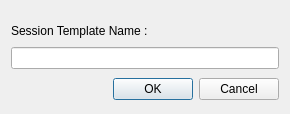
The window that resources/ui/save_template_session.ui (Houston4444/RaySession) describes before a commit, drawn with Qt 5.
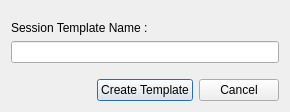
The same window after the commit. Icons and pictures are not drawn.

Commit message: create new session template window

```diff
--- a/resources/ui/save_template_session.ui
+++ b/resources/ui/save_template_session.ui
@@ -10,7 +10,7 @@
     <x>0</x>
     <y>0</y>
     <width>290</width>
-    <height>114</height>
+    <height>112</height>
    </rect>
   </property>
   <property name="windowTitle">
@@ -21,17 +21,14 @@
   </property>
   <layout class="QVBoxLayout" name="verticalLayout">
    <item>
-    <spacer name="verticalSpacer">
+    <spacer name="verticalSpacer_2">
      <property name="orientation">
       <enum>Qt::Vertical</enum>
      </property>
-     <property name="sizeType">
-      <enum>QSizePolicy::Minimum</enum>
-     </property>
      <property name="sizeHint" stdset="0">
       <size>
        <width>20</width>
-       <height>10</height>
+       <height>40</height>
       </size>
      </property>
     </spacer>
@@ -50,21 +47,87 @@
     </widget>
    </item>
    <item>
-    <widget class="QLineEdit" name="lineEdit"/>
-   </item>
-   <item>
-    <widget class="QDialogButtonBox" name="buttonBox">
-     <property name="enabled">
-      <bool>true</bool>
-     </property>
-     <property name="orientation">
-      <enum>Qt::Horizontal</enum>
-     </property>
-     <property name="standardButtons">
-      <set>QDialogButtonBox::Cancel|QDialogButtonBox::Ok</set>
+    <widget class="QLineEdit" name="lineEdit">
+     <property name="sizePolicy">
+      <sizepolicy hsizetype="Expanding" vsizetype="Fixed">
+       <horstretch>0</horstretch>
+       <verstretch>0</verstretch>
+      </sizepolicy>
      </property>
     </widget>
    </item>
+   <item>
+    <spacer name="verticalSpacer">
+     <property name="orientation">
+      <enum>Qt::Vertical</enum>
+     </property>
+     <property name="sizeHint" stdset="0">
+      <size>
+       <width>20</width>
+       <height>40</height>
+      </size>
+     </property>
+    </spacer>
+   </item>
+   <item>
+    <layout class="QHBoxLayout" name="horizontalLayout">
+     <property name="sizeConstraint">
+      <enum>QLayout::SetFixedSize</enum>
+     </property>
+     <item>
+      <spacer name="horizontalSpacer">
+       <property name="orientation">
+        <enum>Qt::Horizontal</enum>
+       </property>
+       <property name="sizeType">
+        <enum>QSizePolicy::Expanding</enum>
+       </property>
+       <property name="sizeHint" stdset="0">
+        <size>
+         <width>40</width>
+         <height>20</height>
+        </size>
+       </property>
+      </spacer>
+     </item>
+     <item>
+      <widget class="QPushButton" name="pushButtonAccept">
+       <property name="sizePolicy">
+        <sizepolicy hsizetype="Minimum" vsizetype="Fixed">
+         <horstretch>0</horstretch>
+         <verstretch>0</verstretch>
+        </sizepolicy>
+       </property>
+       <property name="text">
+        <string>Create Template</string>
+       </property>
+       <property name="icon">
+        <iconset theme="dialog-ok">
+         <normaloff/>
+        </iconset>
+       </property>
+      </widget>
+     </item>
+     <item>
+      <widget class="QPushButton" name="pushButtonCancel">
+       <property name="sizePolicy">
+        <sizepolicy hsizetype="Minimum" vsizetype="Fixed">
+         <horstretch>0</horstretch>
+         <verstretch>0</verstretch>
+        </sizepolicy>
+       </property>
+       <property name="text">
+        <string>Cancel</string>
+       </property>
+       <property name="icon">
+        <iconset theme="dialog-cancel">
+         <normaloff/>
+        </iconset>
+       </property>
+      </widget>
+     </item>
+    </layout>
+   </item>
   </layout>
  </widget>
  <resources/>
```
Left out of the diff: 30 changed lines with no effect on the pictures. The commit also changes 2 other files.
